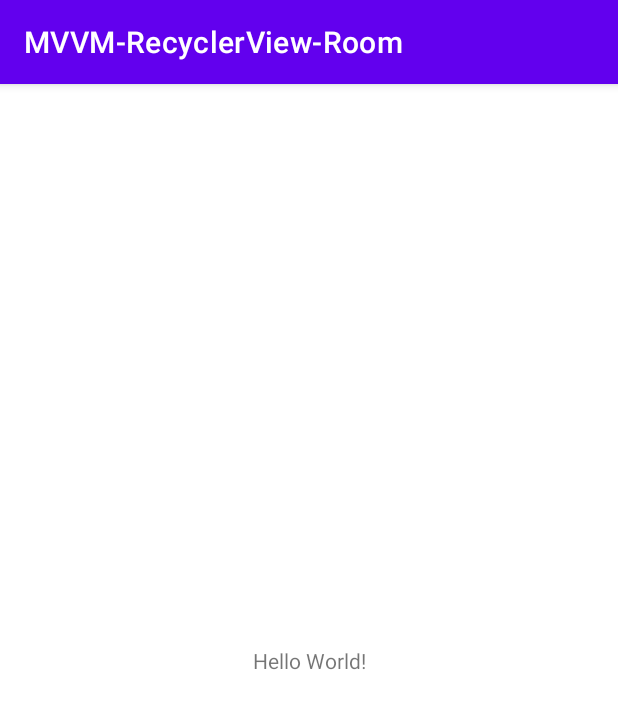
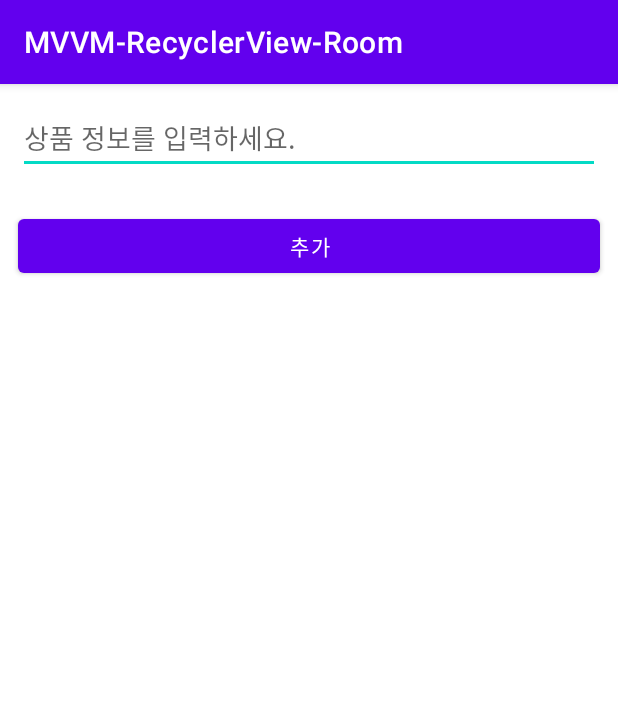
Before and after one commit to k906506/MVVM, an Android app: the screen it shows after launch (MainActivity), on a phone screen of 412 x 824 dp. Shown: the top 709 px of the screen. Run offline under Robolectric (Android 15) with nearby library versions, the phone set to English and light mode, and no system bars; our stand-ins replace data binding.

Commit message:
👚 [style] 레이아웃 구현

```diff
--- a/MVVM-RecyclerView-Room/app/src/main/res/layout/activity_main.xml
+++ b/MVVM-RecyclerView-Room/app/src/main/res/layout/activity_main.xml
@@ -1,18 +1,50 @@
 <?xml version="1.0" encoding="utf-8"?>
-<androidx.constraintlayout.widget.ConstraintLayout xmlns:android="http://schemas.android.com/apk/res/android"
+<layout xmlns:android="http://schemas.android.com/apk/res/android"
     xmlns:app="http://schemas.android.com/apk/res-auto"
-    xmlns:tools="http://schemas.android.com/tools"
+    xmlns:tools="http://schemas.android.com/tools">
+
+    <androidx.constraintlayout.widget.ConstraintLayout
         android:layout_width="match_parent"
         android:layout_height="match_parent"
         tools:context=".MainActivity">
 
-    <TextView
-        android:layout_width="wrap_content"
+        <EditText
+            android:id="@+id/editTextView"
+            android:layout_width="0dp"
             android:layout_height="wrap_content"
-        android:text="Hello World!"
-        app:layout_constraintBottom_toBottomOf="parent"
-        app:layout_constraintLeft_toLeftOf="parent"
-        app:layout_constraintRight_toRightOf="parent"
+            android:layout_margin="12dp"
+            android:ellipsize="end"
+            android:hint="상품 정보를 입력하세요."
+            android:inputType="text"
+            android:lines="1"
+            android:maxLines="1"
+            app:layout_constraintBottom_toTopOf="@+id/btn_add"
+            app:layout_constraintEnd_toEndOf="parent"
+            app:layout_constraintStart_toStartOf="parent"
             app:layout_constraintTop_toTopOf="parent" />
 
+        <Button
+            android:id="@+id/btn_add"
+            android:layout_width="0dp"
+            android:layout_height="wrap_content"
+            android:layout_margin="12dp"
+            android:text="추가"
+            app:layout_constraintBottom_toTopOf="@+id/recyclerView"
+            app:layout_constraintEnd_toEndOf="parent"
+            app:layout_constraintStart_toStartOf="parent"
+            app:layout_constraintTop_toBottomOf="@+id/editTextView" />
+
+        <androidx.recyclerview.widget.RecyclerView
+            android:id="@+id/recyclerView"
+            android:layout_width="0dp"
+            android:layout_height="0dp"
+            android:layout_margin="12dp"
+            app:layout_constraintBottom_toBottomOf="parent"
+            app:layout_constraintEnd_toEndOf="parent"
+            app:layout_constraintStart_toStartOf="parent"
+            app:layout_constraintTop_toBottomOf="@id/btn_add" />
+
     </androidx.constraintlayout.widget.ConstraintLayout>
+
+
+</layout>
```
Also changed, not shown: MVVM-RecyclerView-Room/app/src/main/res/drawable/ic_baseline_delete_forever_24.xml (added, +10 -0 lines), MVVM-RecyclerView-Room/app/src/main/res/layout/item_main.xml (added, +63 -0 lines). Lines whose indentation alone changed are shown as unchanged.
